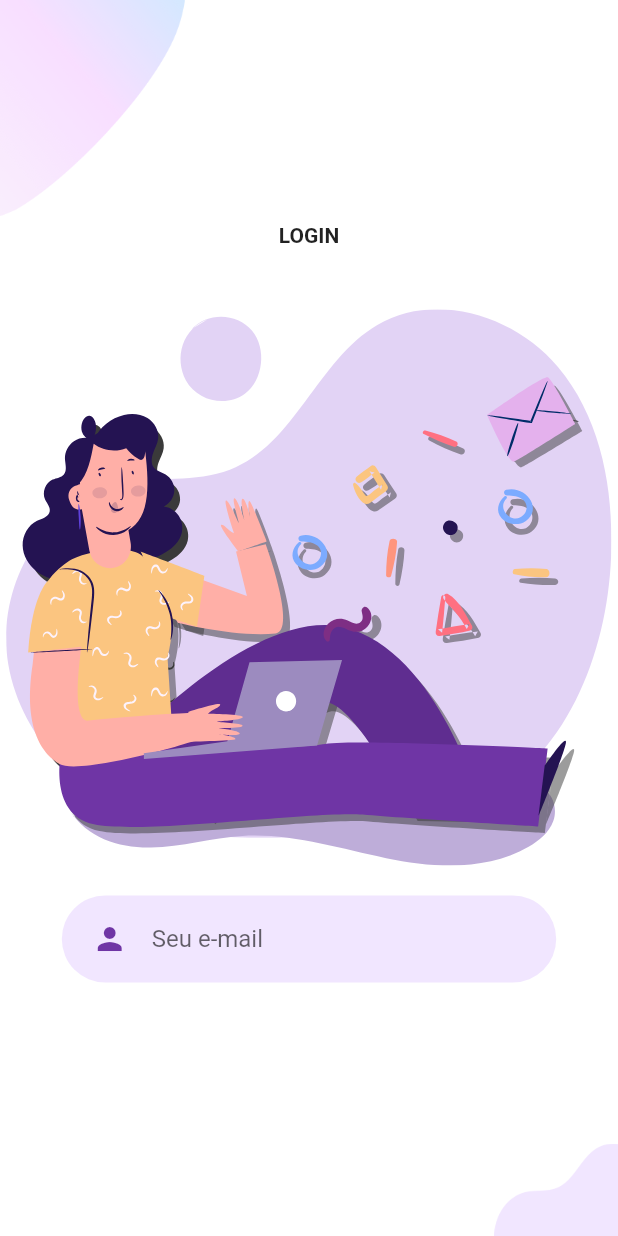
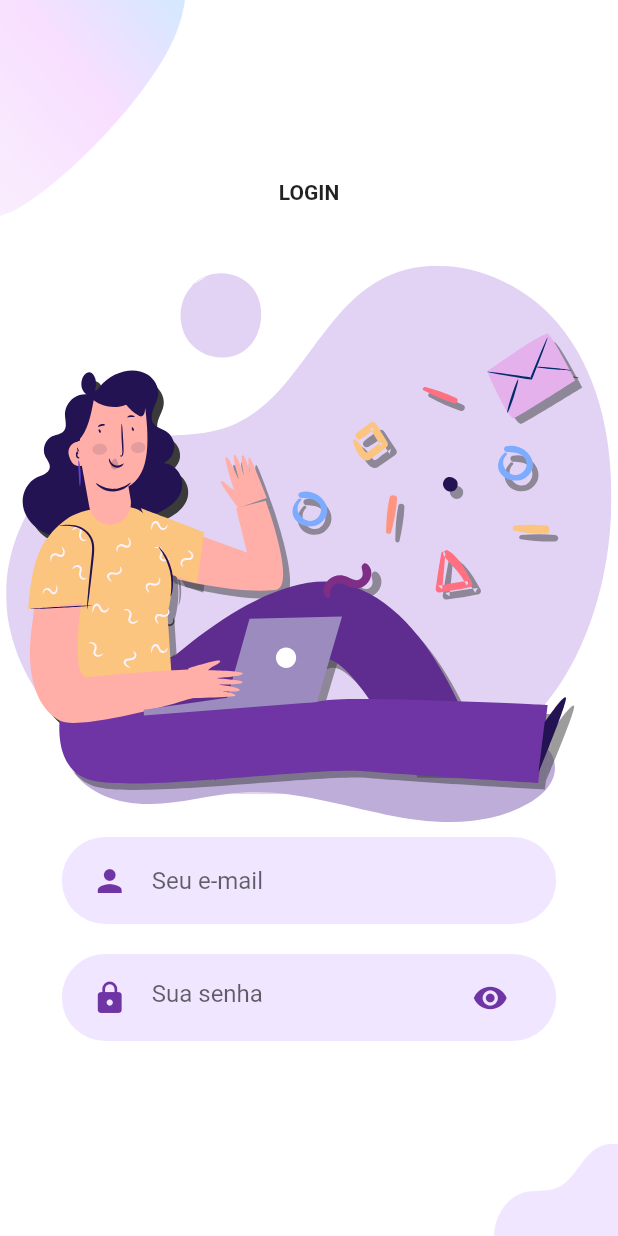
Before and after one commit to gilvanhenriqued/welcome_ui_flutter, a Flutter app: the screen it shows after launch, after a tap on "ENTRAR", on a phone screen of 412 x 824 dp. Run offline on Flutter 3.47's test engine with Material 2 defaults, Android fonts, the phone set to English and light mode, and no system bars; our stand-ins replace flutter_svg.

Commit message:
password input

```diff
--- a/lib/components/rounded_input.dart
+++ b/lib/components/rounded_input.dart
@@ -1,5 +1,5 @@
 import 'package:flutter/material.dart';
-import 'package:welcome_ui_flutter/components/text_field_controller.dart';
+import 'package:welcome_ui_flutter/components/text_field_container.dart';
 import 'package:welcome_ui_flutter/constants.dart';
 
 class RoundedInput extends StatelessWidget {
--- /dev/null
+++ b/lib/components/rounded_password_input.dart
@@ -0,0 +1,33 @@
+import 'package:flutter/material.dart';
+import 'package:welcome_ui_flutter/components/text_field_container.dart';
+import 'package:welcome_ui_flutter/constants.dart';
+
+class RoundedPasswordInput extends StatelessWidget {
+  final ValueChanged<String> onChange;
+
+  const RoundedPasswordInput({
+    Key key, this.onChange,
+  }) : super(key: key);
+
+  @override
+  Widget build(BuildContext context) {
+    return TextFieldContainer(
+      child: TextField(
+        obscureText: true,
+        decoration: InputDecoration(
+          hintText: 'Sua senha',
+          icon: Icon(
+            Icons.lock,
+            color: kPrimaryColor
+          ),
+          suffixIcon: Icon(
+            Icons.visibility,
+            color: kPrimaryColor,
+          ),
+          border: InputBorder.none,
+        ),
+        onChanged: onChange,
+      ),
+    );
+  }
+}
--- a/lib/components/text_field_controller.dart
+++ b/lib/components/text_field_container.dart
@@ -11,7 +11,7 @@ class TextFieldContainer extends StatelessWidget {
     Size sizeScreen = MediaQuery.of(context).size;
 
     return Container(
-      margin: EdgeInsets.symmetric(vertical: 20),
+      margin: EdgeInsets.symmetric(vertical: 10),
       padding: EdgeInsets.symmetric(horizontal: 20, vertical: 5),
       width: sizeScreen.width * 0.8,
       decoration: BoxDecoration(
--- a/lib/pages/Login/components/body_login.dart
+++ b/lib/pages/Login/components/body_login.dart
@@ -1,6 +1,9 @@
 import 'package:flutter/material.dart';
 import 'package:flutter_svg/flutter_svg.dart';
 import 'package:welcome_ui_flutter/components/rounded_input.dart';
+import 'package:welcome_ui_flutter/components/rounded_password_input.dart';
+import 'package:welcome_ui_flutter/components/text_field_container.dart';
+import 'package:welcome_ui_flutter/constants.dart';
 import 'package:welcome_ui_flutter/pages/Login/components/background_login.dart';
 
 class BodyLogin extends StatelessWidget {
@@ -30,6 +33,11 @@ class BodyLogin extends StatelessWidget {
 
               },
             ),
+            RoundedPasswordInput(
+              onChange: (value){
+
+              },
+            )
           ],
         ),
       ),
```
